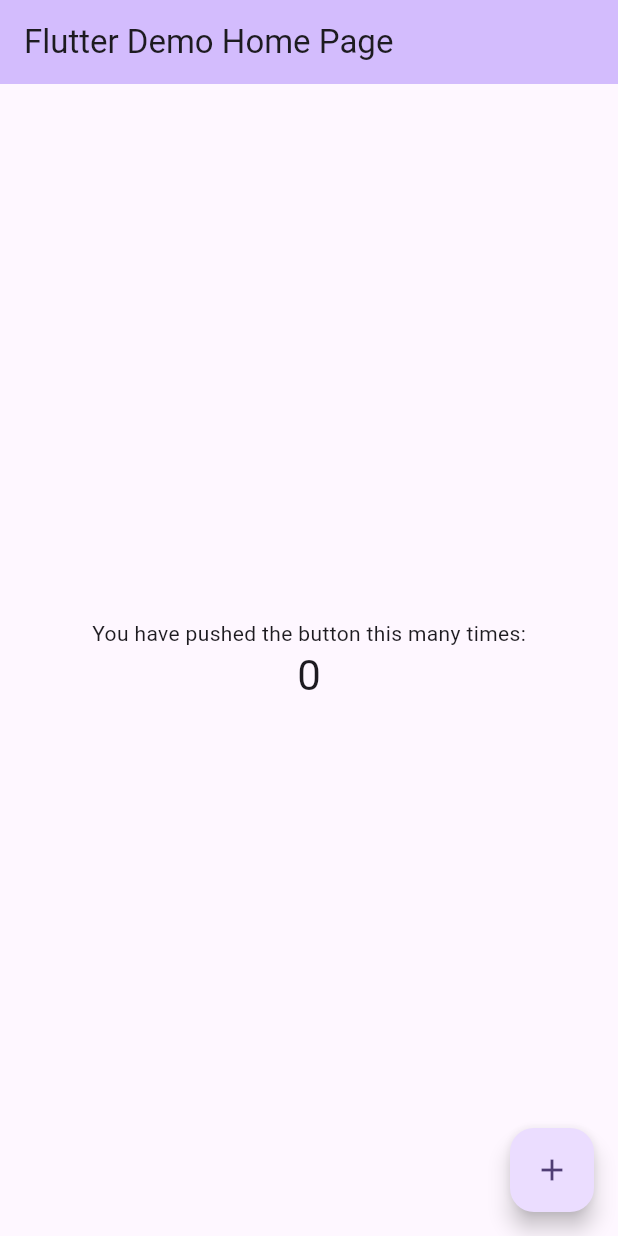
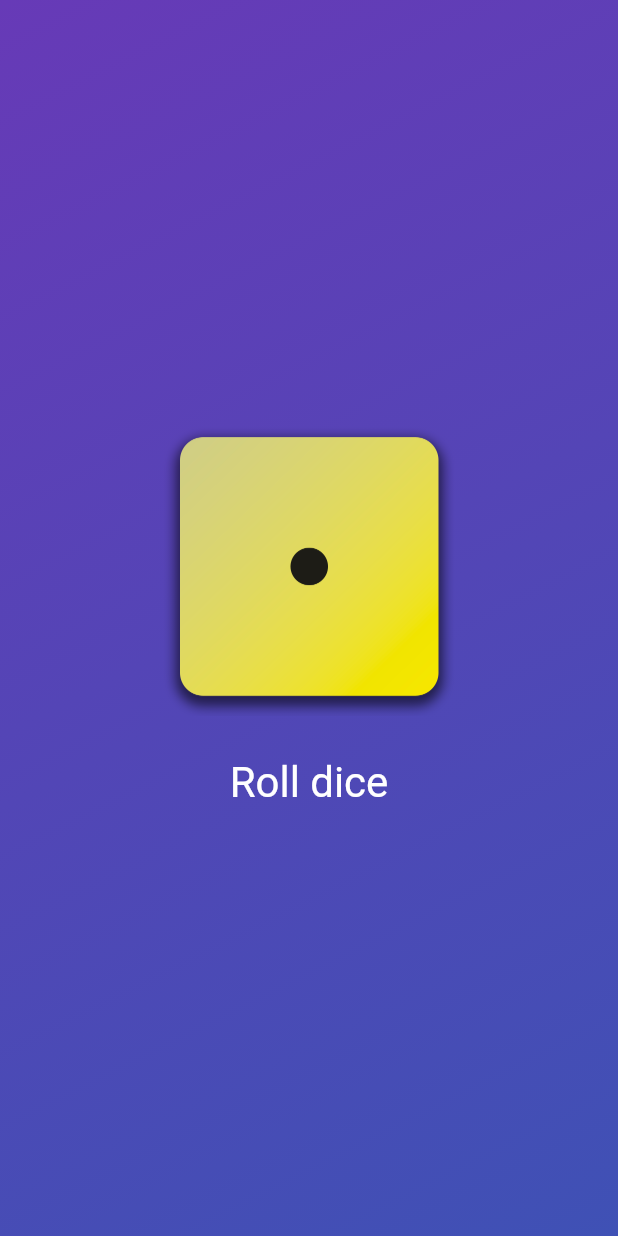
Before and after one commit to NathanTh3Gr3at/roll_dice_app, a Flutter app: the screen it shows after launch, on a phone screen of 412 x 824 dp. Run offline on Flutter 3.47's test engine with Material 3 defaults, Android fonts, the phone set to English and light mode, and no system bars.

Commit message:
Add gradient container and dice roller components with styled text

```diff
--- /dev/null
+++ b/lib/dice_roller.dart
@@ -0,0 +1,49 @@
+import 'dart:math';
+
+import 'package:flutter/material.dart';
+
+final randomizer = Random();
+
+class DiceRoller extends StatefulWidget {
+  const DiceRoller({super.key});
+
+  @override
+  State<DiceRoller> createState() => _DiceRollerState();
+}
+
+class _DiceRollerState extends State<DiceRoller> {
+  var currentDiceRoll = 1;
+
+  void rollDice() {
+    setState(() {
+      currentDiceRoll = randomizer.nextInt(6) + 1;
+    });
+  }
+
+  @override
+  Widget build(BuildContext context) {
+    return Column(
+      mainAxisSize: MainAxisSize.min,
+      children: [
+        Image.asset(
+          'assets/images/dice-$currentDiceRoll.png',
+          width: 200,
+        ),
+        const SizedBox(
+          height: 20,
+        ),
+        TextButton(
+          onPressed: rollDice,
+          style: TextButton.styleFrom(
+            //padding: const EdgeInsets.all(20),
+            foregroundColor: Colors.white,
+            textStyle: const TextStyle(
+              fontSize: 28,
+            ),
+          ),
+          child: const Text('Roll dice'),
+        ),
+      ],
+    );
+  }
+}
--- /dev/null
+++ b/lib/gradient_container.dart
@@ -0,0 +1,34 @@
+import 'package:flutter/material.dart';
+import 'package:roll_dice_app/dice_roller.dart';
+
+const startAlignment = Alignment.topLeft;
+const endAlignment = Alignment.bottomRight;
+
+class GradientContainer extends StatelessWidget {
+  const GradientContainer(this.color1, this.color2, {super.key});
+
+  const GradientContainer.alternateColor({super.key})
+      : color1 = Colors.deepPurple,
+        color2 = Colors.indigo;
+
+  final Color color1;
+  final Color color2;
+
+
+
+  @override
+  Widget build(BuildContext context) {
+    return Container(
+      decoration: BoxDecoration(
+        gradient: LinearGradient(
+          colors: [color1, color2],
+          begin: startAlignment,
+          end: endAlignment,
+        ),
+      ),
+      child: const Center(
+        child: DiceRoller(),
+      ),
+    );
+  }
+}
--- a/lib/main.dart
+++ b/lib/main.dart
@@ -1,125 +1,13 @@
 import 'package:flutter/material.dart';
+import 'package:roll_dice_app/gradient_container.dart';
 
 void main() {
-  runApp(const MyApp());
+  runApp(
+     const MaterialApp(
+      home: Scaffold(
+        //Color options ether specify here or use alternateColor
+        body: GradientContainer.alternateColor(),
+      ),
+    ),
+  );
 }
-
-class MyApp extends StatelessWidget {
-  const MyApp({super.key});
-
-  // This widget is the root of your application.
-  @override
-  Widget build(BuildContext context) {
-    return MaterialApp(
-      title: 'Flutter Demo',
-      theme: ThemeData(
-        // This is the theme of your application.
-        //
-        // TRY THIS: Try running your application with "flutter run". You'll see
-        // the application has a purple toolbar. Then, without quitting the app,
-        // try changing the seedColor in the colorScheme below to Colors.green
-        // and then invoke "hot reload" (save your changes or press the "hot
-        // reload" button in a Flutter-supported IDE, or press "r" if you used
-        // the command line to start the app).
-        //
-        // Notice that the counter didn't reset back to zero; the application
-        // state is not lost during the reload. To reset the state, use hot
-        // restart instead.
-        //
-        // This works for code too, not just values: Most code changes can be
-        // tested with just a hot reload.
-        colorScheme: ColorScheme.fromSeed(seedColor: Colors.deepPurple),
-        useMaterial3: true,
-      ),
-      home: const MyHomePage(title: 'Flutter Demo Home Page'),
-    );
-  }
-}
-
-class MyHomePage extends StatefulWidget {
-  const MyHomePage({super.key, required this.title});
-
-  // This widget is the home page of your application. It is stateful, meaning
-  // that it has a State object (defined below) that contains fields that affect
-  // how it looks.
-
-  // This class is the configuration for the state. It holds the values (in this
-  // case the title) provided by the parent (in this case the App widget) and
-  // used by the build method of the State. Fields in a Widget subclass are
-  // always marked "final".
-
-  final String title;
-
-  @override
-  State<MyHomePage> createState() => _MyHomePageState();
-}
-
-class _MyHomePageState extends State<MyHomePage> {
-  int _counter = 0;
-
-  void _incrementCounter() {
-    setState(() {
-      // This call to setState tells the Flutter framework that something has
-      // changed in this State, which causes it to rerun the build method below
-      // so that the display can reflect the updated values. If we changed
-      // _counter without calling setState(), then the build method would not be
-      // called again, and so nothing would appear to happen.
-      _counter++;
-    });
-  }
-
-  @override
-  Widget build(BuildContext context) {
-    // This method is rerun every time setState is called, for instance as done
-    // by the _incrementCounter method above.
-    //
-    // The Flutter framework has been optimized to make rerunning build methods
-    // fast, so that you can just rebuild anything that needs updating rather
-    // than having to individually change instances of widgets.
-    return Scaffold(
-      appBar: AppBar(
-        // TRY THIS: Try changing the color here to a specific color (to
-        // Colors.amber, perhaps?) and trigger a hot reload to see the AppBar
-        // change color while the other colors stay the same.
-        backgroundColor: Theme.of(context).colorScheme.inversePrimary,
-        // Here we take the value from the MyHomePage object that was created by
-        // the App.build method, and use it to set our appbar title.
-        title: Text(widget.title),
-      ),
-      body: Center(
-        // Center is a layout widget. It takes a single child and positions it
-        // in the middle of the parent.
-        child: Column(
-          // Column is also a layout widget. It takes a list of children and
-          // arranges them vertically. By default, it sizes itself to fit its
-          // children horizontally, and tries to be as tall as its parent.
-          //
-          // Column has various properties to control how it sizes itself and
-          // how it positions its children. Here we use mainAxisAlignment to
-          // center the children vertically; the main axis here is the vertical
-          // axis because Columns are vertical (the cross axis would be
-          // horizontal).
-          //
-          // TRY THIS: Invoke "debug painting" (choose the "Toggle Debug Paint"
-          // action in the IDE, or press "p" in the console), to see the
-          // wireframe for each widget.
-          mainAxisAlignment: MainAxisAlignment.center,
-          children: <Widget>[
-            const Text(
-              'You have pushed the button this many times:',
-            ),
-            Text(
-              '$_counter',
-              style: Theme.of(context).textTheme.headlineMedium,
-            ),
-          ],
-        ),
-      ),
-      floatingActionButton: FloatingActionButton(
-        onPressed: _incrementCounter,
-        tooltip: 'Increment',
-        child: const Icon(Icons.add),
-      ), // This trailing comma makes auto-formatting nicer for build methods.
-    );
-  }
-}
--- /dev/null
+++ b/lib/styled_text.dart
@@ -0,0 +1,17 @@
+import 'package:flutter/material.dart';
+
+class StyledText extends StatelessWidget {
+  const StyledText(this.text,{super.key});
+  final String text;
+
+  @override
+  Widget build(BuildContext context) {
+    return  Text(
+      text,
+      style: const TextStyle(
+        color: Colors.white,
+        fontSize: 28,
+      ),
+    );
+  }
+}
```
Also changed, not shown: assets/images/dice-1.png (added), assets/images/dice-2.png (added), assets/images/dice-3.png (added), assets/images/dice-4.png (added), assets/images/dice-5.png (added), assets/images/dice-6.png (added).
